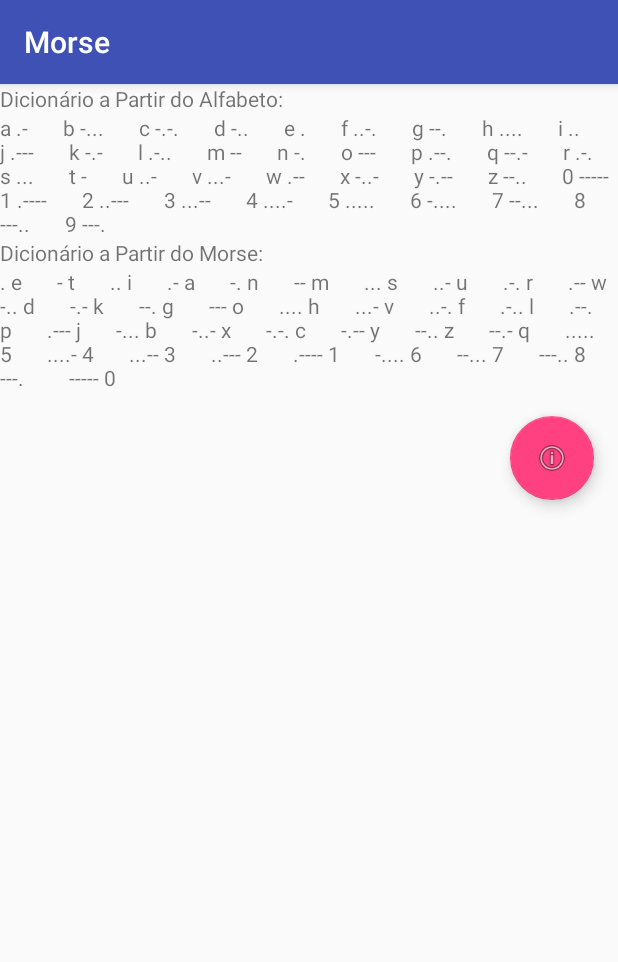
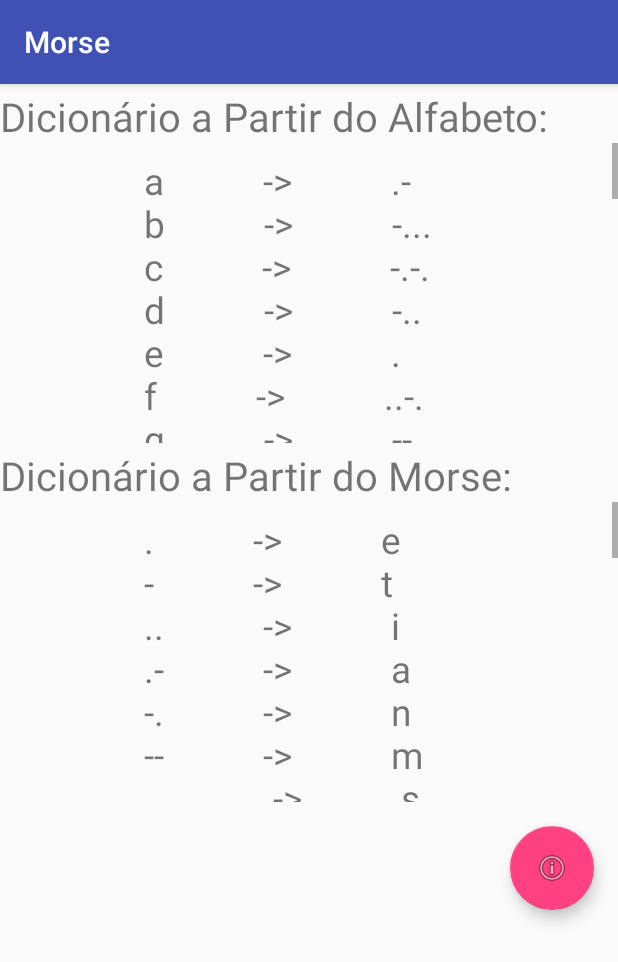
Before and after one commit to emanuellemoco/desagilP3, an Android app: the Dictionary screen opened directly, with no data from a screen before it, on a phone screen of 412 x 824 dp. Shown: the top 962 px of the screen. Run offline under Robolectric (Android 15) with nearby library versions, the phone set to English and light mode, and no system bars.

Commit message:
layout organizado

```diff
--- a/Morse/app/src/main/java/br/pro/hashi/ensino/desagil/morse/Dictionary.java
+++ b/Morse/app/src/main/java/br/pro/hashi/ensino/desagil/morse/Dictionary.java
@@ -10,9 +10,10 @@ import android.widget.TextView;
 public class Dictionary extends AppCompatActivity {
     String alphabet = "abcdefghijklmnopqrstuvwxyz0123456789";
     Translator translate = new Translator();
-    //para funcionar o botão back
+
     String msg;
 
+    //para funcionar o botão back
     public void onBackPressed(){
         super.onBackPressed();
 
@@ -47,12 +48,12 @@ public class Dictionary extends AppCompatActivity {
 
         for (int i=0; i < alphabet.length() ;i++){
             Character character = alphabet.charAt(i);
-            dict1 += character + " " + translate.charToMorse(character) + "       ";
+            dict1 += "                " + character + "           ->           " + translate.charToMorse(character) + "\n";
         }
 
         for (int i=0; i<translate.getCodes().size(); i++){
             String string = translate.getCodes().get(i).toString();
-            dict2 += string + " " + translate.morseToChar(string) + "       ";
+            dict2 += "                " + string + "           ->           " + translate.morseToChar(string) + "\n";
         }
         dictionaryABC.setText(dict1);
         dictionaryMorse.setText(dict2);
--- a/Morse/app/src/main/java/br/pro/hashi/ensino/desagil/morse/MorseActivity.java
+++ b/Morse/app/src/main/java/br/pro/hashi/ensino/desagil/morse/MorseActivity.java
@@ -63,8 +63,6 @@ public class MorseActivity extends AppCompatActivity {
         super.onCreate(savedInstanceState);
         initialTime = System.currentTimeMillis();
         setContentView(R.layout.activity_morse);
-        Toolbar toolbar = (Toolbar) findViewById(R.id.toolbar);
-        setSupportActionBar(toolbar);
 
         Button button1 = (Button) findViewById(R.id.buttonSend);
         Button button2 = (Button) findViewById(R.id.buttonMorse);
@@ -92,7 +90,9 @@ public class MorseActivity extends AppCompatActivity {
             public void run() {
                 endTime = System.currentTimeMillis();
                 if (morse.length() > 5) {
-                    msg += " ";
+                    if(msg.length()>0){
+                    msg = msg.substring(0, msg.length() - 1);
+                }
                     morse = "";
                 } else if (endTime - initialTime > 1000 && morse.length() != 0) {
                     translatedChar = translate.morseToChar(morse);
--- a/Morse/app/src/main/res/layout/activity_dict.xml
+++ b/Morse/app/src/main/res/layout/activity_dict.xml
@@ -11,23 +11,54 @@
         android:id="@+id/dict1Text"
         android:layout_width="wrap_content"
         android:layout_height="wrap_content"
+        android:textSize="12pt"
+        android:layout_marginTop="3dp"
         android:text="Dicionário a Partir do Alfabeto:"/>
 
-    <TextView
-        android:id="@+id/dictFromABC"
-        android:layout_width="wrap_content"
-        android:layout_height="wrap_content"/>
+    <ScrollView
+        android:layout_width="match_parent"
+        android:layout_height="200dp"
+        >
+
+        <LinearLayout
+            android:layout_width="match_parent"
+            android:layout_height="wrap_content"
+            android:orientation="vertical" >
+
+            <TextView
+                android:id="@+id/dictFromABC"
+                android:layout_width="match_parent"
+                android:layout_height="wrap_content"
+                android:layout_marginTop="8dp"
+                android:textSize="11pt" />
+        </LinearLayout>
+    </ScrollView>
 
     <TextView
         android:id="@+id/dict2Text"
         android:layout_width="wrap_content"
         android:layout_height="wrap_content"
-        android:text="Dicionário a Partir do Morse:"/>
+        android:layout_marginTop="3dp"
+        android:text="Dicionário a Partir do Morse:"
+        android:textSize="12pt" />
 
-    <TextView
-        android:id="@+id/dictFromMorse"
-        android:layout_width="wrap_content"
-        android:layout_height="wrap_content"/>
+    <ScrollView
+        android:layout_width="match_parent"
+        android:layout_height="200dp">
+
+        <LinearLayout
+            android:layout_width="match_parent"
+            android:layout_height="wrap_content"
+            android:orientation="vertical" >
+
+            <TextView
+                android:id="@+id/dictFromMorse"
+                android:layout_width="match_parent"
+                android:layout_height="wrap_content"
+                android:layout_marginTop="8dp"
+                android:textSize="11pt" />
+        </LinearLayout>
+    </ScrollView>
 
     <android.support.design.widget.FloatingActionButton
         android:id="@+id/fab"
```
Also changed, not shown: Morse/app/src/main/res/layout/activity_main.xml (+3 -9 lines), Morse/app/src/main/res/layout/activity_morse.xml (+2 -8 lines), Morse/app/src/main/res/layout/activity_msg.xml (+6 -2 lines), Morse/app/src/main/res/layout/content_main.xml (+7 -5 lines), Morse/app/src/main/res/layout/content_morse.xml (+17 -7 lines).
